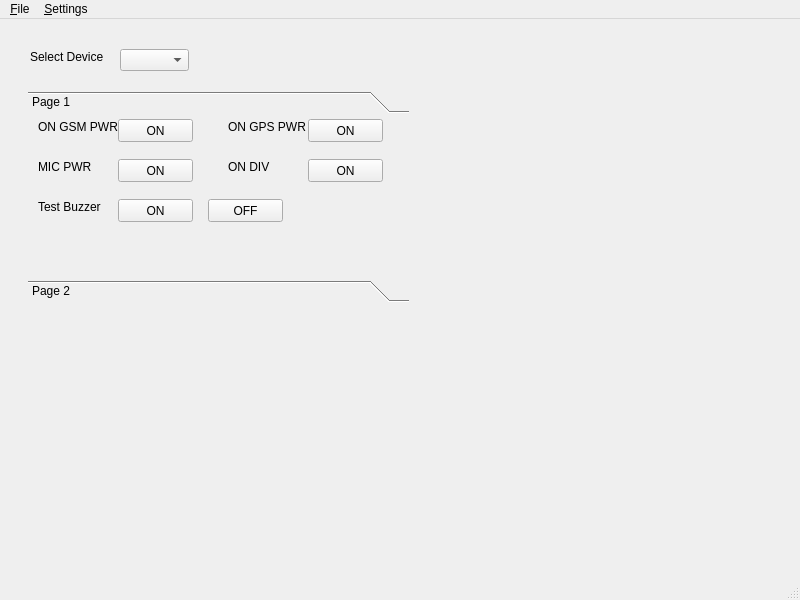
Old version of the form mainwindow.ui in the repository Neitron-byte/Repair.
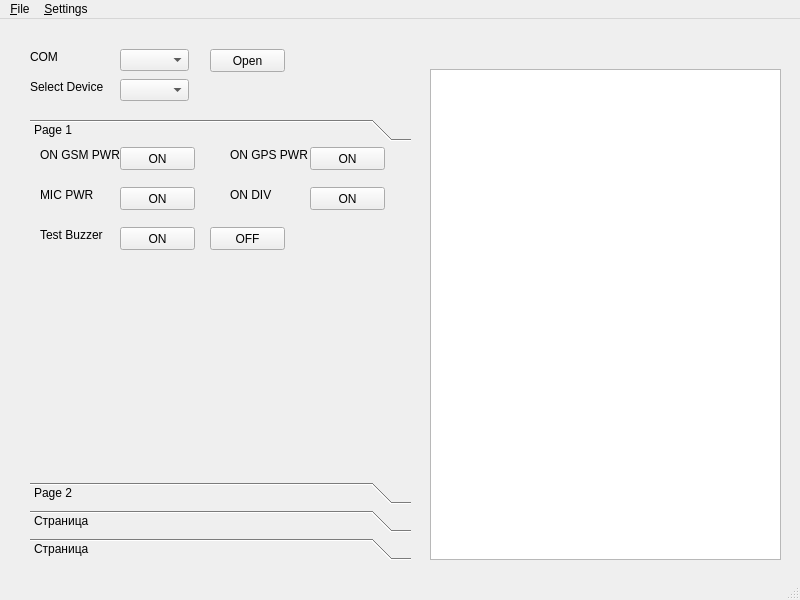
New version of the form. The open tabs and pages were chosen to show the change. Custom widgets are drawn as their Qt base class.

```diff
--- a/mainwindow.ui
+++ b/mainwindow.ui
@@ -18,7 +18,7 @@
     <property name="geometry">
      <rect>
       <x>120</x>
-      <y>30</y>
+      <y>60</y>
       <width>69</width>
       <height>22</height>
      </rect>
@@ -28,7 +28,7 @@
     <property name="geometry">
      <rect>
       <x>30</x>
-      <y>30</y>
+      <y>60</y>
       <width>81</width>
       <height>16</height>
      </rect>
@@ -40,10 +40,10 @@
    <widget class="QToolBox" name="toolBox_Device">
     <property name="geometry">
      <rect>
-      <x>28</x>
-      <y>72</y>
+      <x>30</x>
+      <y>100</y>
       <width>381</width>
-      <height>211</height>
+      <height>441</height>
      </rect>
     </property>
     <property name="currentIndex">
@@ -55,7 +55,7 @@
        <x>0</x>
        <y>0</y>
        <width>381</width>
-       <height>157</height>
+       <height>333</height>
       </rect>
      </property>
      <attribute name="label">
@@ -218,14 +218,63 @@
       <string>Page 2</string>
      </attribute>
     </widget>
+    <widget class="QWidget" name="page_e8">
+     <attribute name="label">
+      <string>Страница</string>
+     </attribute>
+    </widget>
+    <widget class="QWidget" name="page_e3">
+     <attribute name="label">
+      <string>Страница</string>
+     </attribute>
+    </widget>
    </widget>
-   <widget class="Console" name="widget_Console" native="true">
+   <widget class="QPlainTextEdit" name="plainTextEdit">
     <property name="geometry">
      <rect>
-      <x>470</x>
-      <y>20</y>
-      <width>291</width>
-      <height>421</height>
+      <x>430</x>
+      <y>50</y>
+      <width>351</width>
+      <height>491</height>
+     </rect>
+    </property>
+   </widget>
+   <widget class="QLabel" name="label_7">
+    <property name="geometry">
+     <rect>
+      <x>30</x>
+      <y>30</y>
+      <width>81</width>
+      <height>16</height>
+     </rect>
+    </property>
+    <property name="text">
+     <string>COM</string>
+    </property>
+   </widget>
+   <widget class="QPushButton" name="pushButton_Open_COM">
+    <property name="geometry">
+     <rect>
+      <x>210</x>
+      <y>30</y>
+      <width>75</width>
+      <height>23</height>
+     </rect>
+    </property>
+    <property name="text">
+     <string>Open</string>
+    </property>
+   </widget>
+   <widget class="QComboBox" name="comboBox">
+    <property name="enabled">
+     <bool>true</bool>
+    </property>
+    <property name="geometry">
+     <rect>
+      <x>120</x>
+      <y>30</y>
+      <width>69</width>
+      <height>22</height>
      </rect>
     </property>
    </widget>
@@ -278,14 +327,6 @@
    </property>
   </action>
  </widget>
- <customwidgets>
-  <customwidget>
-   <class>Console</class>
-   <extends>QWidget</extends>
-   <header location="global">console.h</header>
-   <container>1</container>
-  </customwidget>
- </customwidgets>
  <resources/>
  <connections>
   <connection>
```
Left out of the diff: 4 changed lines with no effect on the pictures.
